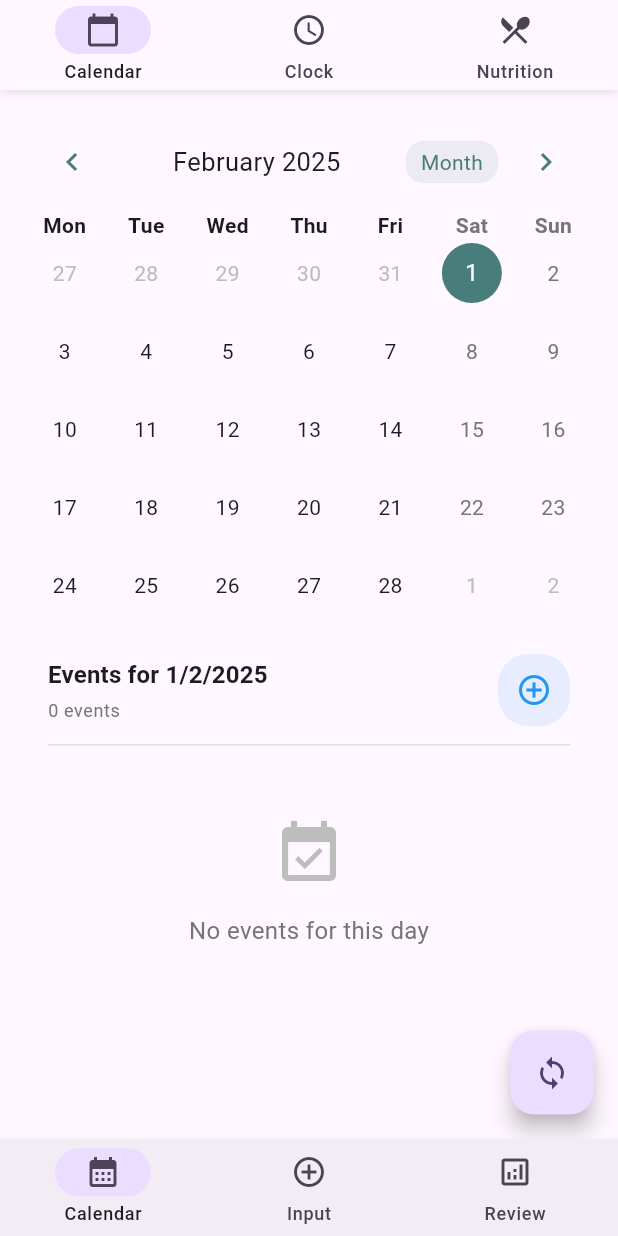
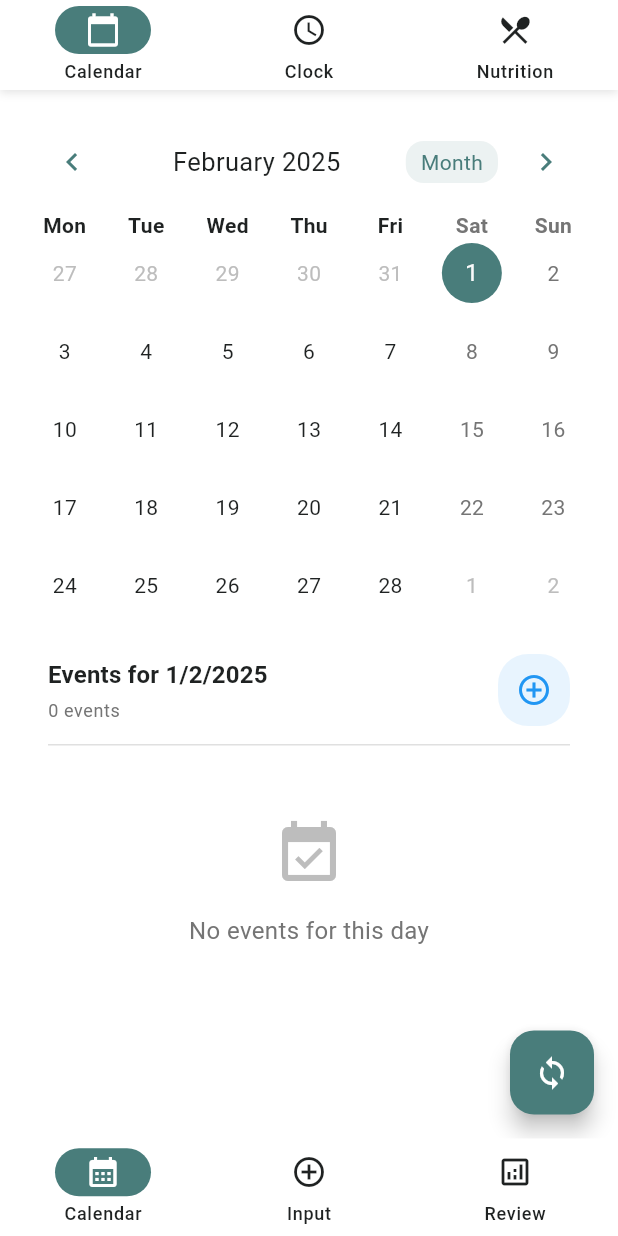
Before and after one commit to kylevon/ai-ventures-hackathon-2025, a Flutter app: the screen it shows after launch, on a phone screen of 412 x 824 dp. Run offline on Flutter 3.47's test engine with Material 3 defaults, Android fonts, the phone set to English and light mode, and no system bars; drawn by our look-alikes of table_calendar; our stand-ins replace flutter_riverpod, go_router.

Commit message:
feat: app follows the theme.

```diff
--- a/lib/core/theme/app_theme.dart
+++ b/lib/core/theme/app_theme.dart
@@ -1,51 +1,202 @@
 import 'package:flutter/material.dart';
 
 class AppTheme {
-  static ThemeData lightTheme = ThemeData(
-    useMaterial3: true,
-    colorScheme: ColorScheme.fromSeed(
-      seedColor: Colors.blue,
-      brightness: Brightness.light,
-    ),
-    appBarTheme: const AppBarTheme(
-      centerTitle: true,
-      elevation: 0,
-    ),
-    cardTheme: CardTheme(
-      elevation: 2,
-      shape: RoundedRectangleBorder(
-        borderRadius: BorderRadius.circular(12),
-      ),
-    ),
-    inputDecorationTheme: InputDecorationTheme(
-      border: OutlineInputBorder(
-        borderRadius: BorderRadius.circular(8),
-      ),
-      filled: true,
-    ),
+  // Primary Colors
+  static const Map<int, Color> primary = {
+    100: Color(0xFFE8EFEF),
+    200: Color(0xFFD1DFDF),
+    300: Color(0xFFA3BFBF),
+    400: Color(0xFF75A0A0),
+    500: Color(0xFF497d7b),
+    600: Color(0xFF3B6463),
+    700: Color(0xFF2D4B4A),
+    800: Color(0xFF1F3232),
+    900: Color(0xFF111919),
+  };
+
+  // Gray Colors
+  static const Map<int, Color> gray = {
+    100: Color(0xFFf8fafa),
+    200: Color(0xFFeef1f1),
+    300: Color(0xFFe4e8e8),
+    400: Color(0xFFcbd2d2),
+    500: Color(0xFFa3adad),
+    600: Color(0xFF7a8686),
+    700: Color(0xFF5c6666),
+    800: Color(0xFF3d4444),
+    900: Color(0xFF1f2222),
+  };
+
+  // Orbit Colors with opacity
+  static const List<Color> orbitColors = [
+    Color(0x66808080), // Medium grey
+    Color(0x59A9A9A9), // Dark grey
+    Color(0x4DC0C0C0), // Silver
+    Color(0x40D3D3D3), // Light grey
+    Color(0x33DCDCDC), // Gainsboro
+    Color(0x26F5F5F5), // White smoke
+    Color(0x1AFAFAFF), // Snow
+    Color(0x0DFFFFFF), // White
+  ];
+
+  static const TextStyle titleStyle = TextStyle(
+    fontSize: 24,
+    fontWeight: FontWeight.w200,
+    color: Color(0xFF497d7b), // primary[500]
+    letterSpacing: 0.5,
   );
 
-  static ThemeData darkTheme = ThemeData(
-    useMaterial3: true,
-    colorScheme: ColorScheme.fromSeed(
-      seedColor: Colors.blue,
+  static InputDecoration inputDecoration(String hint) {
+    return InputDecoration(
+      hintText: hint,
+      filled: true,
+      fillColor: gray[100],
+      border: _buildInputBorder(gray[300]!, 1),
+      enabledBorder: _buildInputBorder(gray[300]!, 1),
+      focusedBorder: _buildInputBorder(primary[500]!, 2),
+      contentPadding: const EdgeInsets.symmetric(
+        horizontal: 16,
+        vertical: 14,
+      ),
+    );
+  }
+
+  static OutlineInputBorder _buildInputBorder(Color color, double width) {
+    return OutlineInputBorder(
+      borderRadius: BorderRadius.circular(8),
+      borderSide: BorderSide(color: color, width: width),
+    );
+  }
+
+  static final ButtonStyle primaryButtonStyle = ElevatedButton.styleFrom(
+    backgroundColor: primary[500],
+    minimumSize: const Size(120, 50),
+    shape: RoundedRectangleBorder(
+      borderRadius: BorderRadius.circular(8),
+    ),
+    elevation: 2,
+  );
+
+  static TextStyle buttonTextStyle = TextStyle(
+    color: gray[100],
+    fontSize: 16,
+    fontWeight: FontWeight.w500,
+    letterSpacing: 0.5,
+  );
+
+  static TextStyle registerButtonTextStyle = TextStyle(
+    color: primary[500],
+    fontSize: 16,
+    fontWeight: FontWeight.w400,
+    letterSpacing: 0.5,
+  );
+
+  // Theme Configuration Methods
+  static ThemeData get lightTheme {
+    return ThemeData(
+      useMaterial3: true,
+      colorScheme: _lightColorScheme,
+      appBarTheme: _lightAppBarTheme,
+      inputDecorationTheme: _lightInputDecorationTheme,
+      elevatedButtonTheme: _lightElevatedButtonTheme,
+    );
+  }
+
+  static ThemeData get darkTheme {
+    return ThemeData(
+      useMaterial3: true,
+      colorScheme: _darkColorScheme,
+      appBarTheme: _darkAppBarTheme,
+      inputDecorationTheme: _darkInputDecorationTheme,
+      elevatedButtonTheme: _darkElevatedButtonTheme,
+    );
+  }
+
+  static ColorScheme get _lightColorScheme {
+    return ColorScheme(
+      brightness: Brightness.light,
+      primary: primary[500]!,
+      onPrimary: Colors.white,
+      secondary: primary[300]!,
+      onSecondary: Colors.white,
+      error: Colors.red,
+      onError: Colors.white,
+      background: gray[100]!,
+      onBackground: gray[900]!,
+      surface: Colors.white,
+      onSurface: gray[900]!,
+    );
+  }
+
+  static ColorScheme get _darkColorScheme {
+    return ColorScheme(
       brightness: Brightness.dark,
-    ),
-    appBarTheme: const AppBarTheme(
-      centerTitle: true,
+      primary: primary[400]!,
+      onPrimary: Colors.white,
+      secondary: primary[300]!,
+      onSecondary: Colors.white,
+      error: Colors.red[300]!,
+      onError: Colors.white,
+      background: gray[900]!,
+      onBackground: gray[100]!,
+      surface: gray[800]!,
+      onSurface: gray[100]!,
+    );
+  }
+
+  static AppBarTheme get _lightAppBarTheme {
+    return AppBarTheme(
+      backgroundColor: primary[500],
+      foregroundColor: Colors.white,
       elevation: 0,
-    ),
-    cardTheme: CardTheme(
-      elevation: 2,
-      shape: RoundedRectangleBorder(
-        borderRadius: BorderRadius.circular(12),
+    );
+  }
+
+  static AppBarTheme get _darkAppBarTheme {
+    return AppBarTheme(
+      backgroundColor: primary[700],
+      foregroundColor: Colors.white,
+      elevation: 0,
+    );
+  }
+
+  static InputDecorationTheme get _lightInputDecorationTheme {
+    return InputDecorationTheme(
+      filled: true,
+      fillColor: gray[100],
+      border: _buildInputBorder(gray[300]!, 1),
+      enabledBorder: _buildInputBorder(gray[300]!, 1),
+      focusedBorder: _buildInputBorder(primary[500]!, 2),
+    );
+  }
+
+  static InputDecorationTheme get _darkInputDecorationTheme {
+    return InputDecorationTheme(
+      filled: true,
+      fillColor: gray[800],
+      border: _buildInputBorder(gray[600]!, 1),
+      enabledBorder: _buildInputBorder(gray[600]!, 1),
+      focusedBorder: _buildInputBorder(primary[400]!, 2),
+    );
+  }
+
+  static ElevatedButtonThemeData get _lightElevatedButtonTheme {
+    return ElevatedButtonThemeData(
+      style: primaryButtonStyle,
+    );
+  }
+
+  static ElevatedButtonThemeData get _darkElevatedButtonTheme {
+    return ElevatedButtonThemeData(
+      style: ElevatedButton.styleFrom(
+        backgroundColor: primary[400],
+        foregroundColor: Colors.white,
+        minimumSize: const Size(120, 50),
+        shape: RoundedRectangleBorder(
+          borderRadius: BorderRadius.circular(8),
+        ),
+        elevation: 2,
       ),
-    ),
-    inputDecorationTheme: InputDecorationTheme(
-      border: OutlineInputBorder(
-        borderRadius: BorderRadius.circular(8),
-      ),
-      filled: true,
-    ),
-  );
+    );
+  }
 }
--- a/lib/features/auth/presentation/theme/auth_theme.dart
+++ /dev/null
@@ -1,104 +0,0 @@
-import 'package:flutter/material.dart';
-
-class AuthTheme {
-  // Primary Colors
-  static const Map<int, Color> primary = {
-    100: Color(0xFFE8EFEF),
-    200: Color(0xFFD1DFDF),
-    300: Color(0xFFA3BFBF),
-    400: Color(0xFF75A0A0),
-    500: Color(0xFF497d7b),
-    600: Color(0xFF3B6463),
-    700: Color(0xFF2D4B4A),
-    800: Color(0xFF1F3232),
-    900: Color(0xFF111919),
-  };
-
-  // Gray Colors
-  static const Map<int, Color> gray = {
-    100: Color(0xFFf8fafa),
-    200: Color(0xFFeef1f1),
-    300: Color(0xFFe4e8e8),
-    400: Color(0xFFcbd2d2),
-    500: Color(0xFFa3adad),
-    600: Color(0xFF7a8686),
-    700: Color(0xFF5c6666),
-    800: Color(0xFF3d4444),
-    900: Color(0xFF1f2222),
-  };
-
-  // Orbit Colors with opacity
-  static const List<Color> orbitColors = [
-    Color(0x66808080), // Medium grey
-    Color(0x59A9A9A9), // Dark grey
-    Color(0x4DC0C0C0), // Silver
-    Color(0x40D3D3D3), // Light grey
-    Color(0x33DCDCDC), // Gainsboro
-    Color(0x26F5F5F5), // White smoke
-    Color(0x1AFAFAFF), // Snow
-    Color(0x0DFFFFFF), // White
-  ];
-
-  static const TextStyle titleStyle = TextStyle(
-    fontSize: 24,
-    fontWeight: FontWeight.w200,
-    color: Color(0xFF497d7b), // primary[500]
-    letterSpacing: 0.5,
-  );
-
-  static InputDecoration inputDecoration(String hint) {
-    return InputDecoration(
-      hintText: hint,
-      filled: true,
-      fillColor: gray[100],
-      border: OutlineInputBorder(
-        borderRadius: BorderRadius.circular(8),
-        borderSide: BorderSide(
-          color: gray[300]!,
-          width: 1,
-        ),
-      ),
-      enabledBorder: OutlineInputBorder(
-        borderRadius: BorderRadius.circular(8),
-        borderSide: BorderSide(
-          color: gray[300]!,
-          width: 1,
-        ),
-      ),
-      focusedBorder: OutlineInputBorder(
-        borderRadius: BorderRadius.circular(8),
-        borderSide: BorderSide(
-          color: primary[500]!,
-          width: 2,
-        ),
-      ),
-      contentPadding: const EdgeInsets.symmetric(
-        horizontal: 16,
-        vertical: 14,
-      ),
-    );
-  }
-
-  static final ButtonStyle primaryButtonStyle = ElevatedButton.styleFrom(
-    backgroundColor: primary[500],
-    minimumSize: const Size(120, 50),
-    shape: RoundedRectangleBorder(
-      borderRadius: BorderRadius.circular(8),
-    ),
-    elevation: 2,
-  );
-
-  static TextStyle buttonTextStyle = TextStyle(
-    color: gray[100],
-    fontSize: 16,
-    fontWeight: FontWeight.w500,
-    letterSpacing: 0.5,
-  );
-
-  static TextStyle registerButtonTextStyle = TextStyle(
-    color: primary[500],
-    fontSize: 16,
-    fontWeight: FontWeight.w400,
-    letterSpacing: 0.5,
-  );
-}
--- a/lib/features/calendar/data/services/mock_server_service.dart
+++ b/lib/features/calendar/data/services/mock_server_service.dart
@@ -1,6 +1,4 @@
 import 'dart:async';
-import 'dart:convert';
-import 'package:flutter/services.dart';
 import 'package:logging/logging.dart';
 import '../../domain/models/calendar_event.dart';
 import '../../domain/models/food_event.dart';
--- a/lib/features/calendar/presentation/screens/calendar_screen.dart
+++ b/lib/features/calendar/presentation/screens/calendar_screen.dart
@@ -40,11 +40,6 @@ class _CalendarScreenState extends State<CalendarScreen> {
         setState(() => _isLoading = false);
       }
     }
-  }
-
-  void _handleDaySelected(DateTime selectedDay) {
-    // Don't automatically show add dialog when a day is selected
-    // Only show add dialog when explicitly requested through the add button
   }
 
   void _handleEventTap(CalendarEvent event) {
--- a/lib/features/calendar/presentation/widgets/calendar_style_config.dart
+++ b/lib/features/calendar/presentation/widgets/calendar_style_config.dart
@@ -1,20 +1,20 @@
 import 'package:flutter/material.dart';
-import '../../../auth/presentation/theme/auth_theme.dart';
+import 'package:michro_flutter/core/theme/app_theme.dart';
 import 'package:table_calendar/table_calendar.dart';
 
 class CalendarStyleConfig {
   static CalendarStyle get calendarStyle => CalendarStyle(
         markersMaxCount: 3,
         markerDecoration: BoxDecoration(
-          color: AuthTheme.primary[500],
+          color: AppTheme.primary[500],
           shape: BoxShape.circle,
         ),
         selectedDecoration: BoxDecoration(
-          color: AuthTheme.primary[500],
+          color: AppTheme.primary[500],
           shape: BoxShape.circle,
         ),
         todayDecoration: BoxDecoration(
-          color: AuthTheme.primary[500]!.withOpacity(0.5),
+          color: AppTheme.primary[500]!.withOpacity(0.5),
           shape: BoxShape.circle,
         ),
         weekendTextStyle: TextStyle(color: Colors.grey[600]),
@@ -27,15 +27,14 @@ class CalendarStyleConfig {
         titleCentered: true,
         formatButtonVisible: true,
         formatButtonDecoration: BoxDecoration(
-          color: AuthTheme.primary[500]!.withOpacity(0.1),
+          color: AppTheme.primary[500]!.withOpacity(0.1),
           borderRadius: BorderRadius.circular(12),
         ),
-        formatButtonTextStyle: TextStyle(color: AuthTheme.primary[500]),
+        formatButtonTextStyle: TextStyle(color: AppTheme.primary[500]),
         formatButtonShowsNext: false,
-        leftChevronIcon:
-            Icon(Icons.chevron_left, color: AuthTheme.primary[500]),
+        leftChevronIcon: Icon(Icons.chevron_left, color: AppTheme.primary[500]),
         rightChevronIcon:
-            Icon(Icons.chevron_right, color: AuthTheme.primary[500]),
+            Icon(Icons.chevron_right, color: AppTheme.primary[500]),
       );
 
   static DaysOfWeekStyle get daysOfWeekStyle => DaysOfWeekStyle(
--- a/lib/features/input/presentation/pages/input_page.dart
+++ b/lib/features/input/presentation/pages/input_page.dart
@@ -1,5 +1,5 @@
 import 'package:flutter/material.dart';
-import '../../../auth/presentation/theme/auth_theme.dart';
+import 'package:michro_flutter/core/theme/app_theme.dart';
 
 class InputPage extends StatelessWidget {
   const InputPage({super.key});
@@ -20,7 +20,7 @@ class InputPage extends StatelessWidget {
                 Icon(
                   Icons.add_circle_outline,
                   size: 64,
-                  color: AuthTheme.primary[500],
+                  color: AppTheme.primary[500],
                 ),
                 const SizedBox(height: 16),
                 const Text(
--- a/lib/features/review/presentation/pages/review_page.dart
+++ b/lib/features/review/presentation/pages/review_page.dart
@@ -1,5 +1,5 @@
 import 'package:flutter/material.dart';
-import '../../../auth/presentation/theme/auth_theme.dart';
+import 'package:michro_flutter/core/theme/app_theme.dart';
 
 class ReviewPage extends StatelessWidget {
   const ReviewPage({super.key});
@@ -20,7 +20,7 @@ class ReviewPage extends StatelessWidget {
                 Icon(
                   Icons.analytics_outlined,
                   size: 64,
-                  color: AuthTheme.primary[500],
+                  color: AppTheme.primary[500],
                 ),
                 const SizedBox(height: 16),
                 const Text(
--- a/lib/features/shared/presentation/layouts/authenticated_layout.dart
+++ b/lib/features/shared/presentation/layouts/authenticated_layout.dart
@@ -1,6 +1,6 @@
 import 'package:flutter/material.dart';
 import 'package:go_router/go_router.dart';
-import '../../../auth/presentation/theme/auth_theme.dart';
+import 'package:michro_flutter/core/theme/app_theme.dart';
 
 class AuthenticatedLayout extends StatelessWidget {
   final Widget child;
@@ -43,8 +43,8 @@ class AuthenticatedLayout extends StatelessWidget {
               label: 'Review',
             ),
           ],
-          selectedItemColor: AuthTheme.primary[500],
-          unselectedItemColor: AuthTheme.gray[400],
+          selectedItemColor: AppTheme.primary[500],
+          unselectedItemColor: AppTheme.gray[400],
           showUnselectedLabels: true,
         ),
       ),
--- a/lib/main.dart
+++ b/lib/main.dart
@@ -1,6 +1,7 @@
 import 'package:flutter/material.dart';
 import 'package:flutter_riverpod/flutter_riverpod.dart';
 import 'core/utils/logging.dart';
+import 'core/theme/app_theme.dart';
 import 'features/navigation/presentation/screens/main_screen.dart';
 
 void main() {
@@ -15,10 +16,8 @@ class MyApp extends StatelessWidget {
   Widget build(BuildContext context) {
     return MaterialApp(
       title: 'Michro',
-      theme: ThemeData(
-        colorScheme: ColorScheme.fromSeed(seedColor: Colors.deepPurple),
-        useMaterial3: true,
-      ),
+      theme: AppTheme.lightTheme,
+      darkTheme: AppTheme.darkTheme,
       home: const MainScreen(),
     );
   }
```
Also changed, not shown: lib/features/auth/presentation/pages/logged_in_page.dart (+4 -4 lines), lib/features/auth/presentation/pages/login_page.dart (+12 -13 lines), lib/features/auth/presentation/pages/register_page.dart (+19 -19 lines), lib/features/calendar/presentation/widgets/event_details_dialog.dart (+16 -5 lines).
